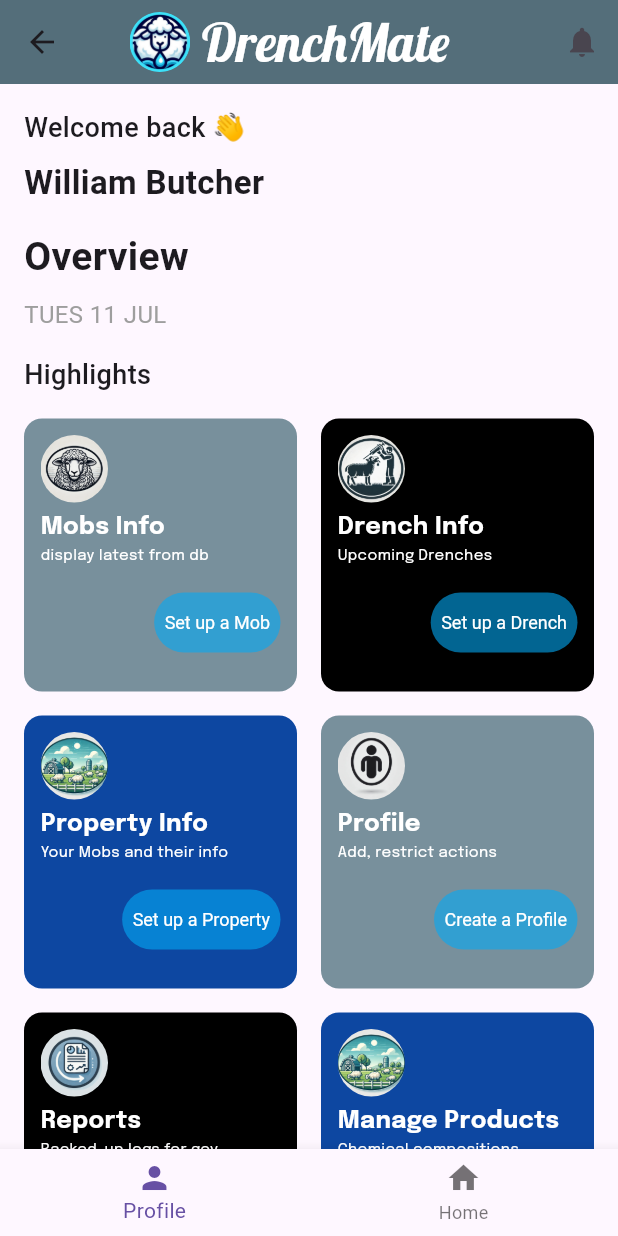
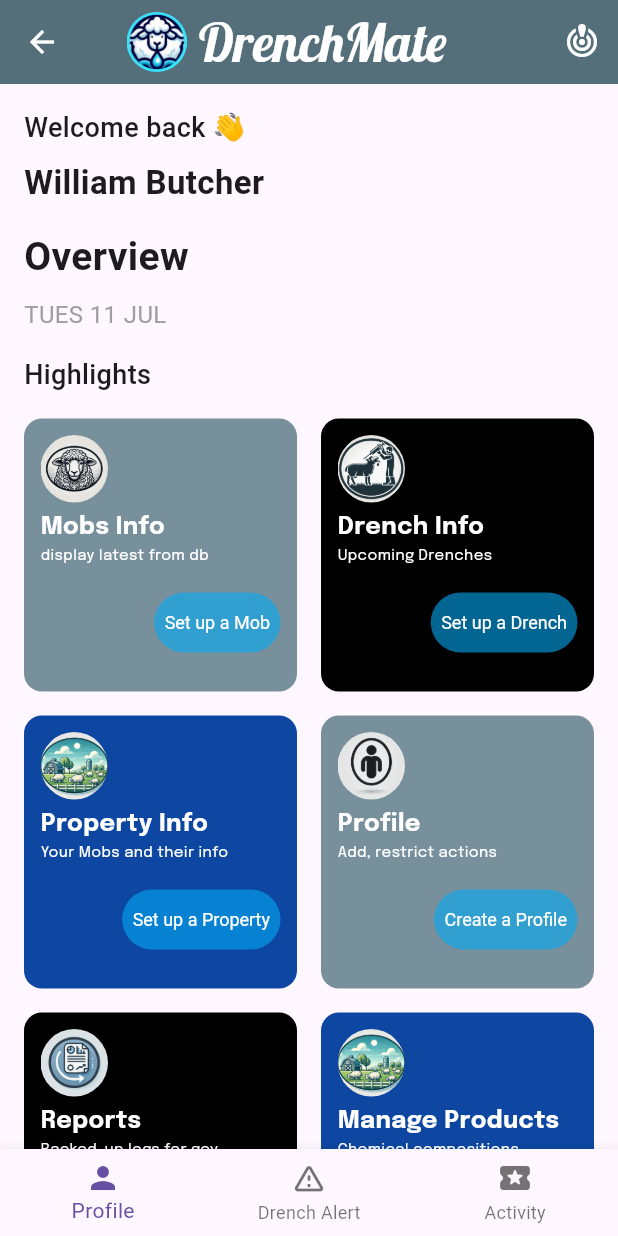
Before and after one commit to mn-nao-ren/drenchmate1017, a Flutter app: the DashboardScreen screen opened by its route, on a phone screen of 412 x 824 dp. Run offline on Flutter 3.47's test engine with Material 3 defaults, Android fonts, the phone set to English and light mode, and no system bars; our stand-ins replace cloud_firestore, firebase_auth, firebase_core, google_fonts, modal_progress_hud_nsn; accounts and stored records are empty.

Commit message:
latest commit on request by team mates

```diff
--- a/lib/main.dart
+++ b/lib/main.dart
@@ -11,6 +11,7 @@ import 'package:drenchmate_2024/presentation/screens/dashboard_view.dart';
 import 'package:drenchmate_2024/presentation/screens/create_profile.dart'; // class name CreateProfileScreen
 import 'package:drenchmate_2024/presentation/screens/drench_entry_screen.dart';
 import 'package:drenchmate_2024/presentation/screens/chemical_entry_screen.dart';
+import 'package:drenchmate_2024/presentation/screens/create_mob_page.dart';
 
 void main() async {
   WidgetsFlutterBinding.ensureInitialized();
@@ -45,6 +46,7 @@ class DrenchMateApp extends StatelessWidget {
           SetupPropertyScreen.id: (context) => const SetupPropertyScreen(),
           DrenchEntryScreen.id: (context) => const DrenchEntryScreen(),
           ChemicalEntryScreen.id: (context) => const ChemicalEntryScreen(),
+          CreateMobPage.id: (context) => const CreateMobPage(),
 
           // CreateProfileScreen.id: (context) => const CreateProfileScreen(),
         },
--- a/lib/presentation/components/bottom_navigation_bar.dart
+++ b/lib/presentation/components/bottom_navigation_bar.dart
@@ -30,8 +30,12 @@ class _MyNavigationBarState extends State<MyNavigationBar> {
           icon: Icon(Icons.person),
         ),
         BottomNavigationBarItem(
-          label: 'Home',
-          icon: Icon(Icons.home),
+          label: 'Drench Alert',
+          icon: Icon(Icons.warning_amber_rounded),
+        ),
+        BottomNavigationBarItem(
+          label: 'Activity',
+          icon: Icon(Icons.local_activity_rounded),
         ),
       ]
     );
--- a/lib/presentation/screens/dashboard_view.dart
+++ b/lib/presentation/screens/dashboard_view.dart
@@ -7,6 +7,7 @@ import 'package:drenchmate_2024/presentation/screens/create_profile.dart';
 import 'package:drenchmate_2024/presentation/screens/generate_report_screen.dart';
 import 'package:drenchmate_2024/presentation/screens/setup_property_screen.dart';
 import 'package:drenchmate_2024/presentation/screens/drench_entry_screen.dart';
+import 'package:drenchmate_2024/presentation/screens/create_mob_page.dart';
 
 class DashboardScreen extends StatelessWidget {
   static const id = 'dashboard_screen';
@@ -20,7 +21,7 @@ class DashboardScreen extends StatelessWidget {
         // iconTheme: ,
         title: Row(
           children: [
-            const SizedBox(height: 40, width: 14),
+            const SizedBox(height: 40, width: 12),
             ClipOval(child: Image.asset('assets/round_logo.png', height: 40, width: 41)),
             Text(
             ' DrenchMate',
@@ -29,11 +30,12 @@ class DashboardScreen extends StatelessWidget {
             ),
           ],
         ),
-        backgroundColor: Colors.blueGrey.shade600, //Colors.blue.shade900,
+        backgroundColor: Colors.blueGrey.shade600,
+        foregroundColor: Colors.white,//Colors.blue.shade900,
         elevation: 0,
         actions: [
           IconButton(
-            icon: const Icon(Icons.notifications),
+            icon: const Icon(Icons.crisis_alert),
             onPressed: () {},
           ),
         ],
@@ -88,6 +90,7 @@ class DashboardScreen extends StatelessWidget {
                       buttonText: 'Set up a Mob',
                       onButtonPressed: () {
                         // add actions
+                        Navigator.pushNamed(context, CreateMobPage.id);
                       },
                     ),
                     HighlightCard(
--- a/lib/presentation/screens/login_page.dart
+++ b/lib/presentation/screens/login_page.dart
@@ -39,7 +39,7 @@ class _LoginScreenState extends State<LoginScreen> {
                 children: <Widget>[
                   ClipOval(
                     child: Image.asset(
-                      'assets/drenchmate_logo.png',
+                      'assets/round_logo.png',
                         height: 280,
                         width: 280,
                         fit:BoxFit.cover
--- a/lib/presentation/screens/setup_property_screen.dart
+++ b/lib/presentation/screens/setup_property_screen.dart
@@ -2,7 +2,6 @@ import 'package:flutter/material.dart';
 import 'package:google_fonts/google_fonts.dart';
 import 'package:cloud_firestore/cloud_firestore.dart';
 import 'package:drenchmate_2024/business_logic/services/firestore_service.dart';
-import 'package:drenchmate_2024/business_logic/services/input_validation_service.dart';
 
 class SetupPropertyScreen extends StatefulWidget {
   static String id = 'setup_property_screen';
```
Also changed, not shown: lib/business_logic/services/firestore_service.dart (+7 -1 lines), lib/presentation/screens/create_mob_page.dart (+50 -11 lines).
